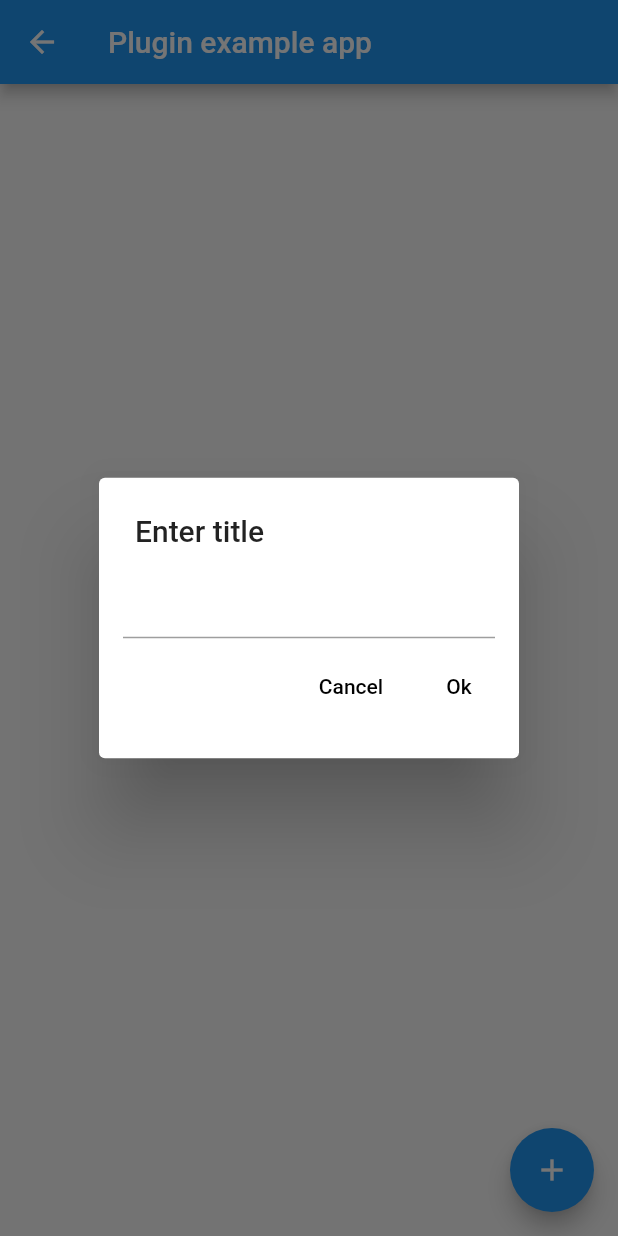
After one commit to mogol/flutter_realm, a Flutter app: the FetchWidget screen opened by its route, after a tap on the "add" icon, on a phone screen of 412 x 824 dp. The commit adds this screen. Run offline on Flutter 3.47's test engine with Material 2 defaults, Android fonts, the phone set to English and light mode, and no system bars; our stand-ins replace rxdart.

Commit message:
Rework example.

```diff
--- /dev/null
+++ b/example/lib/fetch_widget.dart
@@ -0,0 +1,98 @@
+import 'package:flutter/material.dart';
+import 'package:flutter_realm/flutter_realm.dart';
+import 'package:uuid/uuid.dart';
+
+import 'schema.dart';
+
+class FetchWidget extends StatefulWidget {
+  final Realm realm;
+
+  const FetchWidget({Key key, this.realm}) : super(key: key);
+  @override
+  _FetchWidgetState createState() => _FetchWidgetState();
+}
+
+class _FetchWidgetState extends State<FetchWidget> {
+  var _products = <Product>[];
+
+  @override
+  void initState() {
+    super.initState();
+    _fetch();
+  }
+
+  @override
+  Widget build(BuildContext context) {
+    return Scaffold(
+      appBar: AppBar(
+        title: const Text('Plugin example app'),
+      ),
+      body: ListView.builder(
+        itemCount: _products.length,
+        itemBuilder: (_, i) => ListTile(
+              title: Text(_products[i].title),
+              trailing: PopupMenuButton(
+                itemBuilder: (_) => null,
+              ),
+            ),
+      ),
+      floatingActionButton: FloatingActionButton(
+        key: Key('add'),
+        child: Icon(Icons.add),
+        onPressed: _onAdd(context),
+      ),
+    );
+  }
+
+  Function _onAdd(BuildContext context) {
+    return () async {
+      final _controller = TextEditingController();
+      final title = await showDialog<String>(
+        context: context,
+        builder: (context) => SimpleDialog(
+              title: Text('Enter title'),
+              children: <Widget>[
+                Padding(
+                  padding: EdgeInsets.symmetric(horizontal: 16),
+                  child: TextField(
+                    key: Key('titleField'),
+                    controller: _controller,
+                  ),
+                ),
+                ButtonBar(
+                  children: <Widget>[
+                    FlatButton(
+                      child: Text('Cancel'),
+                      onPressed: () => Navigator.of(context).pop(),
+                    ),
+                    FlatButton(
+                      key: Key('ok'),
+                      child: Text('Ok'),
+                      onPressed: () =>
+                          Navigator.of(context).pop(_controller.text),
+                    ),
+                  ],
+                )
+              ],
+            ),
+      );
+
+      if (title == null) {
+        return;
+      }
+
+      final product = Product(Uuid().v4(), title);
+      await widget.realm.createObject('Product', product.toMap());
+
+      _fetch();
+    };
+  }
+
+  _fetch() async {
+    final List all = await widget.realm.allObjects('Product');
+
+    setState(() {
+      _products = all.cast<Map>().map(Product.fromMap).toList();
+    });
+  }
+}
--- a/example/lib/main.dart
+++ b/example/lib/main.dart
@@ -1,119 +1,69 @@
 import 'package:flutter/material.dart';
 import 'package:flutter_realm/flutter_realm.dart';
-import 'package:uuid/uuid.dart';
-import 'package:flutter_driver/driver_extension.dart';
-
-import 'schema.dart';
+import 'fetch_widget.dart';
 
 void main() {
-  enableFlutterDriverExtension(handler: (message) async {
-    if (message == 'Realm.deleteAllObjectsFromAllRealms') {
-      await Realm.deleteAllObjectsFromAllRealms();
-      return 'ok';
-    }
-  });
-
   runApp(MyApp());
 }
 
-class MyApp extends StatelessWidget {
+class MyApp extends StatefulWidget {
   @override
-  Widget build(BuildContext context) => MaterialApp(home: _Home());
+  _MyAppState createState() => _MyAppState();
 }
 
-class _Home extends StatefulWidget {
-  @override
-  _HomeState createState() => _HomeState();
-}
+class _MyAppState extends State<MyApp> {
+  Realm _realm;
 
-class _HomeState extends State<_Home> {
-  var _products = <Product>[];
-
-  Realm realm;
   @override
   void initState() {
     super.initState();
+
     _initRealm();
   }
 
-  _initRealm() async {
+  Future _initRealm() async {
     final inMemory = RealmConfiguration(inMemoryIdentifier: 'mainrealm');
-    realm = Realm();
-    await realm.initialize(inMemory);
-    await realm.deleteAllObjects();
-    _fetch();
+    _realm = Realm();
+    await _realm.initialize(inMemory);
+    await _realm.deleteAllObjects();
   }
 
+  @override
+  Widget build(BuildContext context) => MaterialApp(
+        home: Home(),
+        onGenerateRoute: (settings) {
+          final path = settings.name;
+          switch (path) {
+            case '/fetch':
+              return MaterialPageRoute(
+                  builder: (_) => FetchWidget(realm: _realm));
+              break;
+            default:
+              print('path {$path} not found');
+              return null;
+              break;
+          }
+        },
+      );
+}
+
+class Home extends StatelessWidget {
   @override
   Widget build(BuildContext context) {
     return Scaffold(
       appBar: AppBar(
-        title: const Text('Plugin example app'),
+        title: Text('Tests'),
       ),
-      body: ListView.builder(
-        itemCount: _products.length,
-        itemBuilder: (_, i) => ListTile(
-              title: Text(_products[i].title),
-              trailing: PopupMenuButton(
-                itemBuilder: (_) => null,
-              ),
-            ),
-      ),
-      floatingActionButton: FloatingActionButton(
-        key: Key('add'),
-        child: Icon(Icons.add),
-        onPressed: _onAdd(context),
+      body: ListView(
+        children: <Widget>[
+          ListTile(
+            key: Key('Fetch'),
+            title: Text('Fetch'),
+            trailing: Icon(Icons.navigate_next),
+            onTap: () => Navigator.of(context).pushNamed('/fetch'),
+          ),
+        ],
       ),
     );
   }
-
-  Function _onAdd(BuildContext context) {
-    return () async {
-      final _controller = TextEditingController();
-      final title = await showDialog<String>(
-        context: context,
-        builder: (context) => SimpleDialog(
-              title: Text('Enter title'),
-              contentPadding: EdgeInsets.all(16),
-              children: <Widget>[
-                TextField(
-                  key: Key('titleField'),
-                  controller: _controller,
-                ),
-                ButtonBar(
-                  children: <Widget>[
-                    FlatButton(
-                      child: Text('Cancel'),
-                      onPressed: () => Navigator.of(context).pop(),
-                    ),
-                    FlatButton(
-                      key: Key('ok'),
-                      child: Text('Ok'),
-                      onPressed: () =>
-                          Navigator.of(context).pop(_controller.text),
-                    ),
-                  ],
-                )
-              ],
-            ),
-      );
-
-      if (title == null) {
-        return;
-      }
-
-      final product = Product(Uuid().v4(), title);
-      await realm.createObject('Product', product.toMap());
-
-      _fetch();
-    };
-  }
-
-  _fetch() async {
-    final List all = await realm.allObjects('Product');
-
-    setState(() {
-      _products = all.cast<Map>().map(Product.fromMap).toList();
-    });
-  }
 }
--- a/example/pubspec.yaml
+++ b/example/pubspec.yaml
@@ -8,8 +8,6 @@ environment:
 dependencies:
   flutter:
     sdk: flutter
-  flutter_driver:
-    sdk: flutter
 
   # The following adds the Cupertino Icons font to your application.
   # Use with the CupertinoIcons class for iOS style icons.
@@ -17,6 +15,8 @@ dependencies:
 
 dev_dependencies:
   flutter_test:
+    sdk: flutter
+  flutter_driver:
     sdk: flutter
   test: 1.6.1
 
--- /dev/null
+++ b/example/test_driver/app.dart
@@ -0,0 +1,14 @@
+import 'package:flutter_driver/driver_extension.dart';
+import 'package:flutter_realm/flutter_realm.dart';
+import 'package:flutter_realm_example/main.dart' as app;
+
+void main() {
+  enableFlutterDriverExtension(handler: (message) async {
+    if (message == 'reset') {
+      await Realm.deleteAllObjectsFromAllRealms();
+      return 'ok';
+    }
+  });
+
+  app.main();
+}
```
Also changed, not shown: example/test_driver/app_test.dart (renamed from example/test_driver/main_test.dart, +30 -2 lines), example/pubspec.lock, 3 other files.
